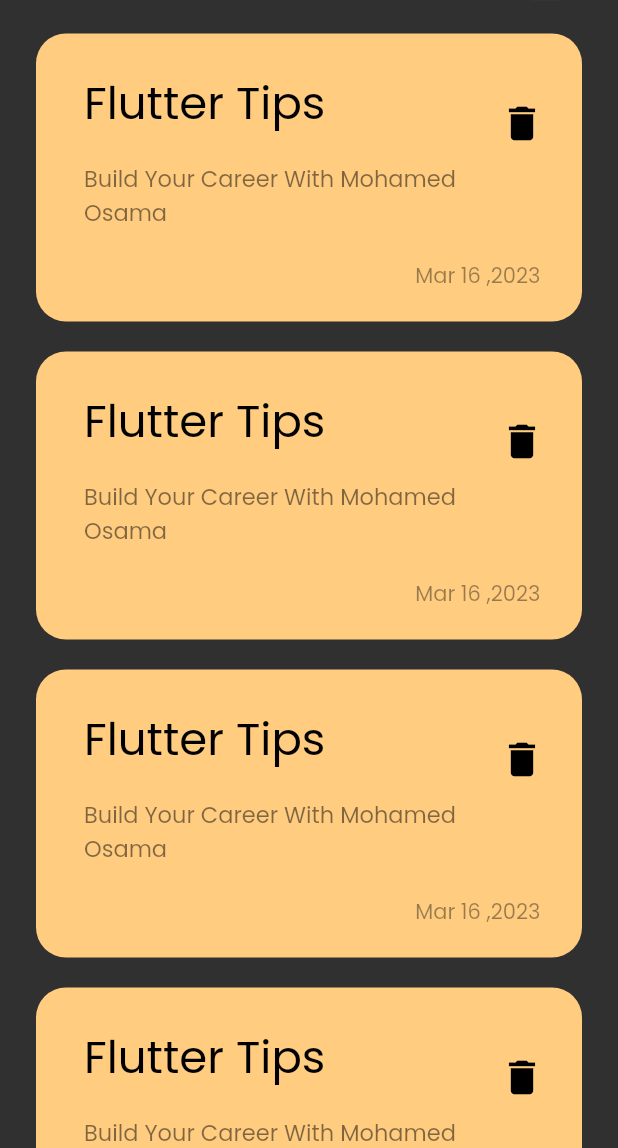
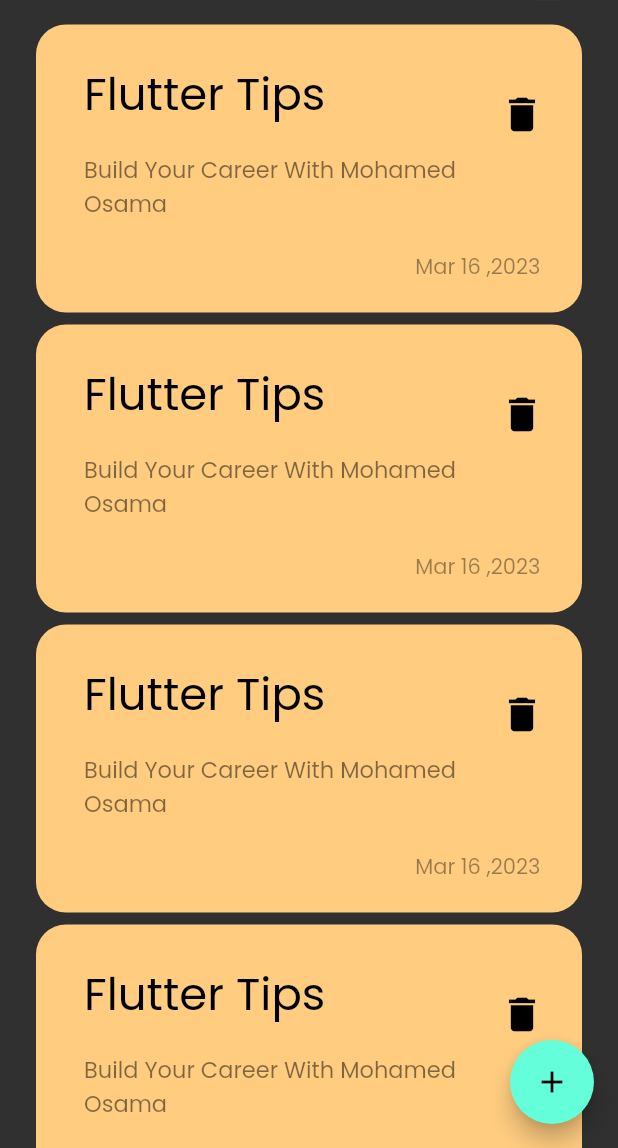
Before and after one commit to mohmamed01149060/note_app, a Flutter app: the screen it shows after launch, on a phone screen of 412 x 824 dp, the part 88-1236 px from its top. Run offline on Flutter 3.47's test engine with Material 2 defaults, Android fonts, the phone set to English and light mode, and no system bars.

Commit message:
Adding floating action button

```diff
--- a/lib/views/notes_views.dart
+++ b/lib/views/notes_views.dart
@@ -6,8 +6,14 @@ class NotesViews extends StatelessWidget {
 
   @override
   Widget build(BuildContext context) {
-    return const Scaffold(
-      body: NotesAppViewBody(),
+    return Scaffold(
+      body: const NotesAppViewBody(),
+      floatingActionButton: FloatingActionButton(
+        onPressed: () {},
+        child: const Icon(
+          Icons.add,
+        ),
+      ),
     );
   }
 }
--- a/lib/widgets/notes_list_view.dart
+++ b/lib/widgets/notes_list_view.dart
@@ -10,7 +10,7 @@ class NotesListView extends StatelessWidget {
         itemCount: 10,
         itemBuilder: (context, index) {
           return const Padding(
-            padding: EdgeInsets.symmetric(vertical: 10),
+            padding: EdgeInsets.symmetric(vertical: 4),
             child: NoteItem(),
           );
         });
```
